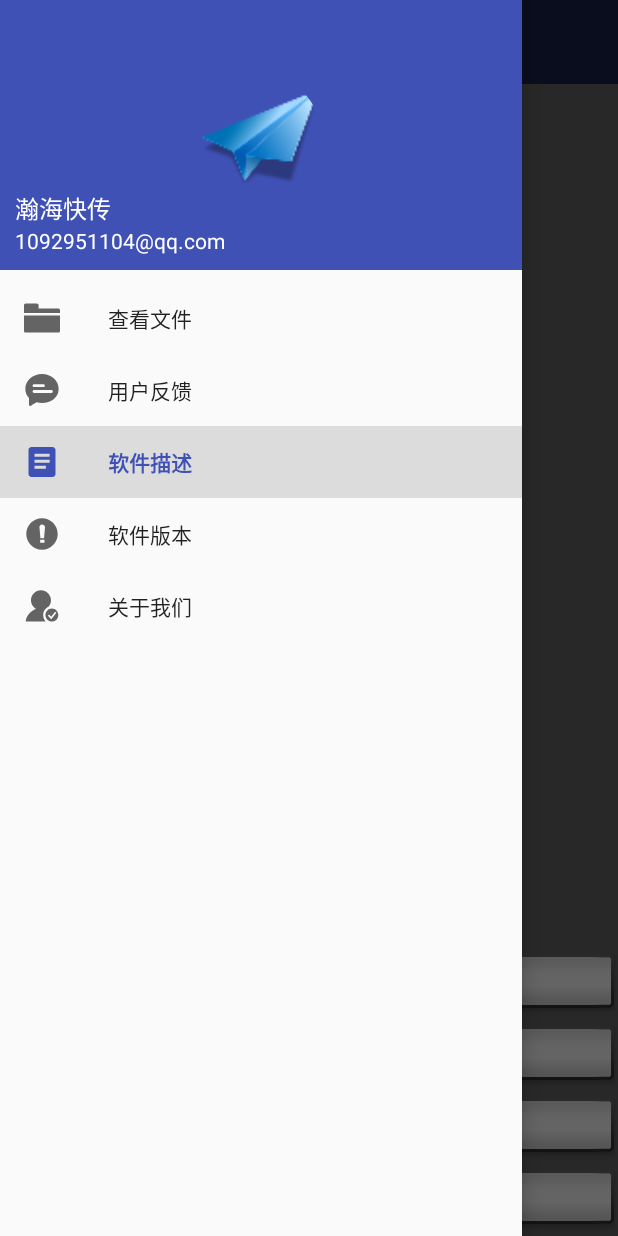
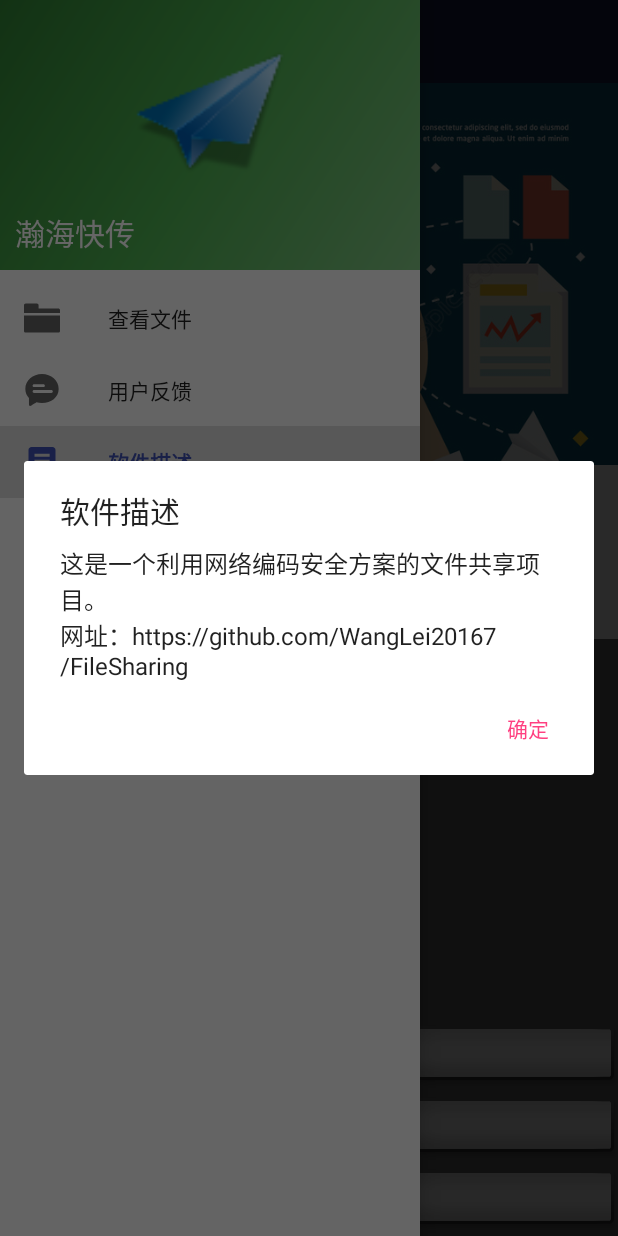
Before and after one commit to WangLei20167/FileSharing, an Android app: the screen it shows after launch (MainActivity), in the side drawer, after a tap on "软件描述", on a phone screen of 412 x 824 dp. Run offline under Robolectric (Android 15) with nearby library versions, the phone set to English and light mode, and no system bars; our stand-ins replace CircleImageView; 1 statement that could not run was skipped.

Commit message:
更新MainActivity布局文件

```diff
--- a/app/src/main/java/com/example/administrator/filesharing/MainActivity.java
+++ b/app/src/main/java/com/example/administrator/filesharing/MainActivity.java
@@ -2,6 +2,7 @@ package com.example.administrator.filesharing;
 
 import android.Manifest;
 import android.app.Activity;
+import android.app.AlertDialog;
 import android.content.Intent;
 import android.content.pm.PackageManager;
 import android.net.Uri;
@@ -22,9 +23,7 @@ import android.support.v7.widget.Toolbar;
 import android.view.KeyEvent;
 import android.view.MenuItem;
 import android.view.View;
-import android.widget.ArrayAdapter;
 import android.widget.Button;
-import android.widget.ListView;
 import android.widget.Toast;
 
 import java.io.File;
@@ -37,6 +36,7 @@ import java.util.List;
 import Utils.AppFolder;
 import Utils.FileUtils;
 import Utils.IntAndBytes;
+import Utils.LocalInfor;
 import msg.MsgValue;
 import wifi.APHelper;
 import wifi.Constant;
@@ -75,7 +75,7 @@ public class MainActivity extends AppCompatActivity {
     public Button bt_buildConnect;
     public Button bt_joinConnect;
     public Button bt_shareFile;
-    public Button bt_browseFolder;
+
 
     public APHelper mAPHelper = null;
     public TCPServer mTCPServer = null;
@@ -95,12 +95,7 @@ public class MainActivity extends AppCompatActivity {
 
         //检查和申请权限
         checkRequiredPermission(MainActivity.this);
-        //用以打开热点
-        mAPHelper = new APHelper(MainActivity.this);
-        //如果热点已经打开，需要先关闭热点
-        if (mAPHelper.isApEnabled()) {
-            mAPHelper.setWifiApEnabled(null, false);
-        }
+
         //文件操作
         mAppFolder = new AppFolder();
         if (mAppFolder.createPath("hanhaiKuaiChuan")) {
@@ -109,6 +104,11 @@ public class MainActivity extends AppCompatActivity {
             myTempPath = mAppFolder.TempPath;
             myFileRevPath = mAppFolder.FileRevPath;
 
+            //用以打开热点,如果ap已经打开则先关闭
+            mAPHelper = new APHelper(MainActivity.this);
+            if (mAPHelper.isApEnabled()) {
+                mAPHelper.setWifiApEnabled(null, false);
+            }
             //用以处理SocketServer
             mTCPServer = new TCPServer(MainActivity.this,myTempPath,myFileRevPath);
             //用以连接Server Socket
@@ -116,6 +116,7 @@ public class MainActivity extends AppCompatActivity {
         } else {
             Toast.makeText(this, "文件夹创建失败,app无法正常使用", Toast.LENGTH_SHORT).show();
         }
+
 
         //用来实现左侧导航栏
         Toolbar toolbar=(Toolbar) findViewById(R.id.toolbar);
@@ -135,25 +136,40 @@ public class MainActivity extends AppCompatActivity {
                 switch (item.getItemId()){
                     case R.id.nav_openFolder:
                         //打开应用文件夹
-                        int i=0;
-                        i=i++;
                         FileUtils.openAssignFolder(MainActivity.this, myFolderPath);
                         break;
                     case R.id.nav_feedback:
+                        //用户反馈
+                        Toast.makeText(MainActivity.this, "功能未实现", Toast.LENGTH_SHORT).show();
 
                         break;
                     case R.id.nav_softversion:
-
+                        /**菜单中“版本”选项的弹出显示版本信息的对话框*/
+                        new AlertDialog.Builder(MainActivity.this)
+                                .setTitle("软件版本")
+                                .setMessage("版本号：" + BuildConfig.VERSION_CODE + "\n版本名：" + BuildConfig.VERSION_NAME)
+                                .setPositiveButton("确定", null)
+                                .show();
                         break;
                     case R.id.nav_softdescribe:
-
+                        /**菜单中“软件描述”选项的弹出对话框*/
+                        new AlertDialog.Builder(MainActivity.this)
+                                .setTitle("软件描述")
+                                .setMessage("这是一个利用网络编码安全方案的文件共享项目。\n网址：https://github.com/WangLei20167/FileSharing")
+                                .setPositiveButton("确定", null)
+                                .show();
                         break;
                     case R.id.nav_aboutus:
-
+                        //关于我们
+                        new AlertDialog.Builder(MainActivity.this)
+                                .setTitle("关于我们")
+                                .setMessage("瀚海制作 \n邮箱：1092951104@qq.com")
+                                .setPositiveButton("确定", null)
+                                .show();
                         break;
                     default:
                         //关闭导航栏
-                        //mDrawerLayout.closeDrawers();
+                        mDrawerLayout.closeDrawers();
                         break;
                 }
                 return true;
@@ -167,10 +183,12 @@ public class MainActivity extends AppCompatActivity {
             @Override
             public void onClick(View view) {
                 //打开监听端口
+                //mTCPServer.StartServer();
                 if (!OpenSocketServerPort) {
                     mTCPServer.StartServer();
                     OpenSocketServerPort = true;
                 }
+
                 new Thread(new Runnable() {
                     @Override
                     public void run() {
@@ -200,9 +218,12 @@ public class MainActivity extends AppCompatActivity {
         bt_joinConnect.setOnClickListener(new View.OnClickListener() {
             @Override
             public void onClick(View view) {
+
                 // 如果热点已经打开，需要先关闭热点
                 if (mAPHelper.isApEnabled()) {
                     mAPHelper.setWifiApEnabled(null, false);
+
+                    mTCPServer.CloseServer();
                     //当手机当做热点时，自身IP地址为192.168.43.1
                     //GetIpAddress();
                     Toast.makeText(MainActivity.this, "热点关闭", Toast.LENGTH_SHORT).show();
@@ -210,9 +231,7 @@ public class MainActivity extends AppCompatActivity {
                 //连接WiFi
                 connectWifi();
 
-                //连接socket
-                //此处应作一个判断，当连接上指定WiFi时，连接socketServer
-                connectServerSocket();
+
             }
         });
 
@@ -226,14 +245,6 @@ public class MainActivity extends AppCompatActivity {
             }
         });
 
-        bt_browseFolder = (Button) findViewById(R.id.button_browseFolder);
-        bt_browseFolder.setOnClickListener(new View.OnClickListener() {
-            @Override
-            public void onClick(View view) {
-                //这里做打开APP文件夹的操作
-                FileUtils.openAssignFolder(MainActivity.this, myFolderPath);
-            }
-        });
     }
 
 
@@ -246,6 +257,8 @@ public class MainActivity extends AppCompatActivity {
                 WifiAdmin mWifiAdmin = new WifiAdmin(MainActivity.this);
                 mWifiAdmin.openWifi();
                 mWifiAdmin.connectAppointedNet();
+                //连接socket
+                connectServerSocket();
             }
         }).start();
     }
@@ -257,8 +270,6 @@ public class MainActivity extends AppCompatActivity {
             public void run() {
                 //连接Server Socket
                 mTcpClient.connectServer();
-                mTcpClient.receiveFile();
-                mTcpClient.sendFile();
             }
         }).start();
     }
@@ -266,7 +277,6 @@ public class MainActivity extends AppCompatActivity {
 
     //用于打开文件选择器，选择文件并返回文件地址
     public static final int FILE_SELECT_CODE = 1;
-
     private void showFileChooser() {
         Intent intent = new Intent(Intent.ACTION_GET_CONTENT);
         intent.setType("*/*");
@@ -285,8 +295,8 @@ public class MainActivity extends AppCompatActivity {
                 if (resultCode == RESULT_OK) {
                     // Get the Uri of the selected file
                     Uri uri = data.getData();
-                    String path = FileUtils.getPath(this, uri);
-                    String fileName = FileUtils.getFileNameWithSuffix(path);
+//                    String path = FileUtils.getPath(this, uri);
+//                    String fileName = FileUtils.getFileNameWithSuffix(path);
                     //String fileName=uri.getLastPathSegment();
                     randomNC_file(uri, 4, 4);
 
--- a/app/src/main/java/wifi/TCPClient.java
+++ b/app/src/main/java/wifi/TCPClient.java
@@ -52,7 +52,8 @@ public class TCPClient {
             //连接失败
             return false;
         }
-        //连接成功
+        //连接成功，启动接收线程
+        receiveFile();
         return true;
     }
     //断开连接
@@ -115,7 +116,6 @@ public class TCPClient {
                                     fos.flush();
                                     fos.close();
                                     --restFileNum;
-                                    SendMessage(MsgValue.REVFINISH,fileNum,0,tempFilePath);
                                     if(restFileNum==0){
                                         //代表接收数据完毕
                                         isFirstMsg=true;
--- a/app/src/main/java/wifi/TCPServer.java
+++ b/app/src/main/java/wifi/TCPServer.java
@@ -114,6 +114,7 @@ public class TCPServer {
         public void run() {
             try {
                 server = new ServerSocket(Constant.TCP_ServerPORT);
+                server.setReuseAddress(true);
             } catch (IOException e1) {
                 // TODO Auto-generated catch block
                 //监听端口开启失败
--- /dev/null
+++ b/app/src/main/res/drawable/ic_device_24dp.xml
@@ -0,0 +1,6 @@
+<vector android:alpha="0.50" android:height="24dp"
+    android:viewportHeight="24.0" android:viewportWidth="24.0"
+    android:width="24dp" xmlns:android="http://schemas.android.com/apk/res/android">
+    <path android:fillColor="@color/color_device"
+        android:pathData="M16.48,2.52c3.27,1.55 5.61,4.72 5.97,8.48h1.5C23.44,4.84 18.29,0 12,0l-0.66,0.03 3.81,3.81 1.33,-1.32zm-6.25,-0.77c-0.59,-0.59 -1.54,-0.59 -2.12,0L1.75,8.11c-0.59,0.59 -0.59,1.54 0,2.12l12.02,12.02c0.59,0.59 1.54,0.59 2.12,0l6.36,-6.36c0.59,-0.59 0.59,-1.54 0,-2.12L10.23,1.75zm4.6,19.44L2.81,9.17l6.36,-6.36 12.02,12.02 -6.36,6.36zm-7.31,0.29C4.25,19.94 1.91,16.76 1.55,13H0.05C0.56,19.16 5.71,24 12,24l0.66,-0.03 -3.81,-3.81 -1.33,1.32z"/>
+</vector>
--- /dev/null
+++ b/app/src/main/res/drawable/ic_file_24dp.xml
@@ -0,0 +1,5 @@
+<vector android:alpha="0.50" android:height="24dp"
+    android:viewportHeight="24.0" android:viewportWidth="24.0"
+    android:width="24dp" xmlns:android="http://schemas.android.com/apk/res/android">
+    <path android:fillColor="@color/color_file" android:pathData="M6,2c-1.1,0 -1.99,0.9 -1.99,2L4,20c0,1.1 0.89,2 1.99,2H18c1.1,0 2,-0.9 2,-2V8l-6,-6H6zm7,7V3.5L18.5,9H13z"/>
+</vector>
--- /dev/null
+++ b/app/src/main/res/drawable/ic_storage_24dp.xml
@@ -0,0 +1,5 @@
+<vector android:alpha="0.50" android:height="24dp"
+    android:viewportHeight="24.0" android:viewportWidth="24.0"
+    android:width="24dp" xmlns:android="http://schemas.android.com/apk/res/android">
+    <path android:fillColor="@color/color_storage" android:pathData="M6,7h2.5L5,3.5 1.5,7H4v10H1.5L5,20.5 8.5,17H6V7zm4,-2v2h12V5H10zm0,14h12v-2H10v2zm0,-6h12v-2H10v2z"/>
+</vector>
--- /dev/null
+++ b/app/src/main/res/drawable/selector_default_view.xml
@@ -0,0 +1,5 @@
+<?xml version="1.0" encoding="utf-8"?>
+<selector xmlns:android="http://schemas.android.com/apk/res/android">
+    <item android:state_pressed="true" android:drawable="@color/color_default_bg" />
+    <item android:state_pressed="false" android:state_selected="false" android:drawable="@android:color/white" />
+</selector>
--- /dev/null
+++ b/app/src/main/res/drawable/side_nav_bar.xml
@@ -0,0 +1,9 @@
+<shape xmlns:android="http://schemas.android.com/apk/res/android"
+    android:shape="rectangle">
+    <gradient
+        android:angle="135"
+        android:centerColor="#4CAF50"
+        android:endColor="#2E7D32"
+        android:startColor="#81C784"
+        android:type="linear" />
+</shape>
--- a/app/src/main/res/layout/activity_main.xml
+++ b/app/src/main/res/layout/activity_main.xml
@@ -16,55 +16,23 @@
             android:background="?attr/colorPrimary"
             android:theme="@style/ThemeOverlay.AppCompat.Dark.ActionBar"
             app:popupTheme="@style/ThemeOverlay.AppCompat.Light"/>
+
     </FrameLayout>
+
+    <include
+        layout="@layout/content_main"
+        android:layout_width="match_parent"
+        android:layout_height="match_parent" />
 
 
 
-    <RelativeLayout xmlns:android="http://schemas.android.com/apk/res/android"
-        android:layout_width="match_parent"
-        android:layout_height="wrap_content">
 
-        <LinearLayout
-            android:layout_width="match_parent"
-            android:layout_height="wrap_content"
-            android:layout_alignParentBottom="true"
-            android:orientation="vertical">
-
-            <Button
-                android:id="@+id/button_buildConnect"
-                style="@android:style/Widget.Button.Inset"
-                android:layout_width="match_parent"
-                android:layout_height="wrap_content"
-                android:text="创建连接" />
-
-            <Button
-                android:id="@+id/button_joinConnect"
-                style="@android:style/Widget.Button.Inset"
-                android:layout_width="match_parent"
-                android:layout_height="wrap_content"
-                android:text="加入连接" />
-
-            <Button
-                android:id="@+id/button_shareFile"
-                style="@android:style/Widget.Button.Inset"
-                android:layout_width="match_parent"
-                android:layout_height="wrap_content"
-                android:text="我要分享" />
-
-
-            <Button
-                android:id="@+id/button_browseFolder"
-                style="@android:style/Widget.Button.Inset"
-                android:layout_width="match_parent"
-                android:layout_height="wrap_content"
-                android:text="查看文件夹" />
-        </LinearLayout>
-    </RelativeLayout>
     <android.support.design.widget.NavigationView
         android:id="@+id/nav_view"
-        android:layout_width="match_parent"
+        android:layout_width="wrap_content"
         android:layout_height="match_parent"
         android:layout_gravity="start"
+        android:fitsSystemWindows="true"
         app:menu="@menu/nav_menu"
         app:headerLayout="@layout/nav_header"/>
 
--- /dev/null
+++ b/app/src/main/res/layout/content_main.xml
@@ -0,0 +1,136 @@
+<?xml version="1.0" encoding="utf-8"?>
+<RelativeLayout xmlns:android="http://schemas.android.com/apk/res/android"
+    android:layout_width="match_parent"
+    android:layout_height="wrap_content">
+
+
+    <LinearLayout
+        android:id="@+id/linearLayout"
+        android:layout_width="match_parent"
+        android:layout_height="wrap_content"
+        android:layout_alignParentBottom="true"
+        android:orientation="vertical">
+
+
+        <Button
+            android:id="@+id/button_buildConnect"
+            style="@android:style/Widget.Button.Inset"
+            android:layout_width="match_parent"
+            android:layout_height="wrap_content"
+            android:text="创建连接" />
+
+        <Button
+            android:id="@+id/button_joinConnect"
+            style="@android:style/Widget.Button.Inset"
+            android:layout_width="match_parent"
+            android:layout_height="wrap_content"
+            android:text="加入连接" />
+
+        <Button
+            android:id="@+id/button_shareFile"
+            style="@android:style/Widget.Button.Inset"
+            android:layout_width="match_parent"
+            android:layout_height="wrap_content"
+            android:text="我要分享" />
+
+    </LinearLayout>
+
+    <ImageView
+        android:id="@+id/imageView"
+        android:layout_width="wrap_content"
+        android:layout_height="wrap_content"
+        android:layout_alignParentLeft="true"
+        android:layout_alignParentStart="true"
+        android:layout_alignParentTop="true"
+        android:layout_marginTop="55dp"
+        android:scaleType="fitStart"
+        android:src="@mipmap/activity_main_banner" />
+
+    <LinearLayout
+        android:layout_width="match_parent"
+        android:layout_height="wrap_content"
+        android:layout_alignParentLeft="true"
+        android:layout_alignParentStart="true"
+        android:layout_marginTop="310dp"
+        android:background="@color/white"
+        android:orientation="horizontal"
+        android:padding="@dimen/activity_horizontal_margin">
+
+        <RelativeLayout
+            android:id="@+id/rl_device"
+            android:layout_width="0dp"
+            android:layout_height="match_parent"
+            android:layout_weight="1"
+            android:background="@drawable/selector_default_view"
+            android:gravity="center">
+
+            <ImageView
+                android:id="@+id/iv_device"
+                style="@style/style_home_bottom_image_view" />
+
+            <TextView
+                android:id="@+id/tv_device_desc"
+                style="@style/style_home_bottom_text_view"
+                android:layout_below="@id/iv_device"
+                android:text="@string/str_0" />
+
+            <TextView
+                style="@style/style_home_bottom_text_view2"
+                android:layout_below="@id/tv_device_desc" />
+
+        </RelativeLayout>
+
+        <RelativeLayout
+            android:id="@+id/rl_file"
+            android:layout_width="0dp"
+            android:layout_height="match_parent"
+            android:layout_weight="1"
+            android:background="@drawable/selector_default_view"
+            android:gravity="center">
+
+            <ImageView
+                android:id="@+id/iv_file"
+                style="@style/style_home_bottom_image_view"
+                android:background="@drawable/ic_file_24dp" />
+
+            <TextView
+                android:id="@+id/tv_file_desc"
+                style="@style/style_home_bottom_text_view"
+                android:layout_below="@id/iv_file"
+                android:text="@string/str_0" />
+
+            <TextView
+                style="@style/style_home_bottom_text_view2"
+                android:layout_below="@id/tv_file_desc"
+                android:text="@string/str_receive_file" />
+
+        </RelativeLayout>
+
+        <RelativeLayout
+            android:id="@+id/rl_storage"
+            android:layout_width="0dp"
+            android:layout_height="match_parent"
+            android:layout_weight="1"
+            android:background="@drawable/selector_default_view"
+            android:gravity="center">
+
+            <ImageView
+                android:id="@+id/iv_storage"
+                style="@style/style_home_bottom_image_view"
+                android:background="@drawable/ic_storage_24dp" />
+
+            <TextView
+                android:id="@+id/tv_storage_desc"
+                style="@style/style_home_bottom_text_view"
+                android:layout_below="@id/iv_storage"
+                android:text="@string/str_0" />
+
+            <TextView
+                style="@style/style_home_bottom_text_view2"
+                android:layout_below="@id/tv_storage_desc"
+                android:text="@string/str_save_stream" />
+
+        </RelativeLayout>
+
+    </LinearLayout>
+</RelativeLayout>
--- a/app/src/main/res/layout/nav_header.xml
+++ b/app/src/main/res/layout/nav_header.xml
@@ -1,33 +1,36 @@
 <?xml version="1.0" encoding="utf-8"?>
 <RelativeLayout xmlns:android="http://schemas.android.com/apk/res/android"
+    xmlns:app="http://schemas.android.com/apk/res-auto"
     android:layout_width="match_parent"
     android:layout_height="180dp"
     android:padding="10dp"
-    android:background="?attr/colorPrimary">
+    android:background="@drawable/side_nav_bar">
 
-    <de.hdodenhof.circleimageview.CircleImageView
+    <!--圆形图片实现-->
+    <!--<de.hdodenhof.circleimageview.CircleImageView-->
+        <!--android:id="@+id/icon_image"-->
+        <!--android:layout_width="80dp"-->
+        <!--android:layout_height="80dp"-->
+        <!--android:src="@drawable/nav_icon"-->
+        <!--android:layout_centerInParent="true"/>-->
+    <ImageView
+        android:layout_width="100dp"
+        android:layout_height="100dp"
+        app:srcCompat="@drawable/nav_icon"
         android:id="@+id/icon_image"
-        android:layout_width="80dp"
-        android:layout_height="80dp"
-        android:src="@drawable/nav_icon"
-        android:layout_centerInParent="true"/>
-
-    <TextView
-        android:id="@+id/mail"
-        android:layout_width="wrap_content"
-        android:layout_height="wrap_content"
-        android:layout_alignParentBottom="true"
-        android:text="1092951104@qq.com"
-        android:textColor="#FFF"
-        android:textSize="14sp"/>
+        android:layout_marginBottom="16dp"
+        android:layout_above="@+id/myAppName"
+        android:layout_centerHorizontal="true" />
     <TextView
         android:id="@+id/myAppName"
         android:layout_width="wrap_content"
         android:layout_height="wrap_content"
-        android:layout_above="@id/mail"
+        android:layout_alignParentBottom="true"
         android:text="瀚海快传"
         android:textColor="#FFF"
-        android:textSize="16sp"/>
+        android:textSize="20sp"/>
+
+
 
 
 </RelativeLayout>
--- a/app/src/main/res/values/colors.xml
+++ b/app/src/main/res/values/colors.xml
@@ -3,4 +3,14 @@
     <color name="colorPrimary">#3F51B5</color>
     <color name="colorPrimaryDark">#303F9F</color>
     <color name="colorAccent">#FF4081</color>
+
+    <color name="white">#FFFFFF</color><!--白色 -->
+    <color name="black">@android:color/black</color>
+    <color name="color_default_bg">#F2F2F2</color>
+    <color name="holo_blue_light">@android:color/holo_blue_light</color>
+    <color name="hole_gray_blue">#cc81d4fa</color>
+    <color name="color_device">#5496E9</color>
+    <color name="color_file">#D6B02E</color>
+    <color name="color_storage">#11DE0A</color>
+    <color name="darker_gray">@android:color/darker_gray</color>
 </resources>
--- a/app/src/main/res/values/dimens.xml
+++ b/app/src/main/res/values/dimens.xml
@@ -5,4 +5,10 @@
     <dimen name="activity_horizontal_margin">16dp</dimen>
     <dimen name="activity_vertical_margin">16dp</dimen>
     <dimen name="fab_margin">16dp</dimen>
+
+    <dimen name="button_radius">20dp</dimen>
+    <dimen name="dp_28">28dp</dimen>
+    <dimen name="dp_32">32dp</dimen>
+    <dimen name="dp_96">96dp</dimen>
+
 </resources>
--- a/app/src/main/res/values/strings.xml
+++ b/app/src/main/res/values/strings.xml
@@ -6,4 +6,12 @@
     <string name="navigation_drawer_close">Close navigation drawer</string>
 
     <string name="action_settings">Settings</string>
+
+
+    <string name="str_has_selected">已选（0）</string>
+    <string name="str_name">名称</string>
+    <string name="str_0">0</string>
+    <string name="str_receive_file">收到的文件</string>
+    <string name="str_save_stream">节省流量</string>
+    <string name="str_connect_device_count">连接设备数</string>
 </resources>
--- a/app/src/main/res/values/styles.xml
+++ b/app/src/main/res/values/styles.xml
@@ -17,11 +17,47 @@
     </style>
 
 
-
-
-
     <style name="AppTheme.AppBarOverlay" parent="ThemeOverlay.AppCompat.Dark.ActionBar" />
 
     <style name="AppTheme.PopupOverlay" parent="ThemeOverlay.AppCompat.Light" />
-    <!--<item name="android:windowFullscreen">true</item>-->
+
+    <style name="style_common_text">
+        <item name="android:text">@string/str_name</item>
+        <item name="android:textSize">12sp</item>
+        <item name="android:textColor">@color/black</item>
+        <item name="android:gravity">center_horizontal</item>
+        <item name="android:singleLine">true</item>
+        <item name="android:ellipsize">end</item>
+    </style>
+    <style name="style_home_bottom_image_view">
+        <item name="android:layout_width">@dimen/dp_32</item>
+        <item name="android:layout_height">@dimen/dp_32</item>
+        <item name="android:background">@drawable/ic_device_24dp</item>
+        <item name="android:layout_centerHorizontal">true</item>
+    </style>
+    <style name="style_home_text_view" parent="style_common_text">
+        <item name="android:layout_width">@dimen/dp_96</item>
+        <item name="android:layout_height">@dimen/dp_28</item>
+        <item name="android:text">@string/str_has_selected</item>
+        <item name="android:textColor">@color/white</item>
+        <item name="android:textSize">12sp</item>
+        <item name="android:gravity">center</item>
+        <item name="android:background">@drawable/selector_home_text_view</item>
+    </style>
+    <style name="style_home_bottom_text_view" parent="style_common_text">
+        <item name="android:layout_width">match_parent</item>
+        <item name="android:layout_height">wrap_content</item>
+        <item name="android:layout_marginTop">4dp</item>
+        <item name="android:padding">4dp</item>
+    </style>
+    <style name="style_home_bottom_text_view2" parent="style_common_text">
+        <item name="android:layout_width">match_parent</item>
+        <item name="android:layout_height">wrap_content</item>
+        <item name="android:text">@string/str_connect_device_count</item>
+        <item name="android:textSize">10sp</item>
+        <item name="android:textColor">@color/darker_gray</item>
+        <item name="android:padding">4dp</item>
+    </style>
+
+
 </resources>
```
Also changed, not shown: app/src/main/java/Utils/LocalInfor.java (+24 -12 lines), app/src/main/java/Utils/NetUtil.java (+18 -29 lines), app/src/main/res/drawable/selector_home_text_view.xml (added, +24 -0 lines), app/src/main/res/drawable/ic_menu.png (added), app/src/main/res/mipmap-hdpi/activity_main_banner.jpg (added).
